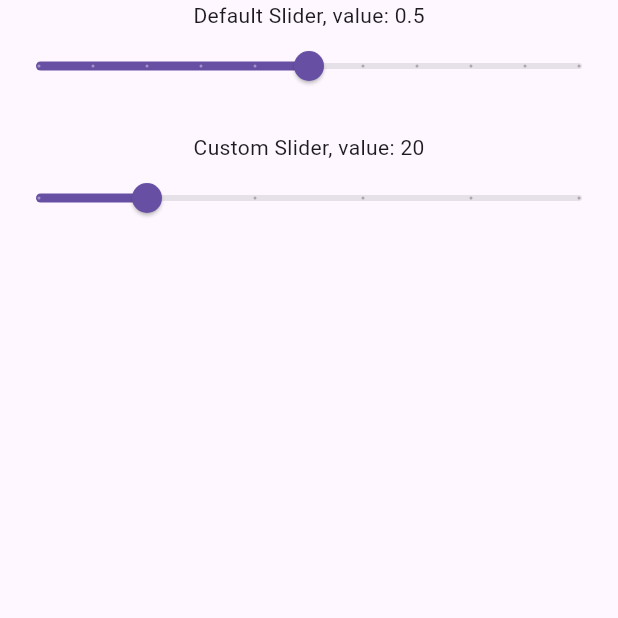
After one commit to thanawatjanhan/flutter_application, a Flutter app: the SliderDemo screen opened directly, on a phone screen of 412 x 824 dp, the top half of it. The commit adds this screen. Run offline on Flutter 3.47's test engine with Material 3 defaults, Android fonts, the phone set to English and light mode, and no system bars; network calls fail.

Commit message:
create cb_sw_demo, slider_demo, radio_demo, dropdown_demo and datepicker_demo

```diff
--- /dev/null
+++ b/lib/week07/dropdown_demo.dart
@@ -0,0 +1,39 @@
+import 'package:flutter/material.dart';
+
+class DropdownDemo extends StatefulWidget {
+  const DropdownDemo({super.key});
+
+  @override
+  State<DropdownDemo> createState() => _DropdownDemoState();
+}
+
+class _DropdownDemoState extends State<DropdownDemo> {
+  String dropValue = "red";
+
+  void updateDropdown(String? value) {
+    setState(() {
+      dropValue = value!;
+    });
+  }
+
+  @override
+  Widget build(BuildContext context) {
+    return Scaffold(
+      body: SafeArea(
+        child: Column(
+          children: [
+            DropdownButton(
+              value: dropValue,
+              items: [
+                DropdownMenuItem(value: "red", child: Text("Red")),
+                DropdownMenuItem(value: "green", child: Text("Green")),
+                DropdownMenuItem(value: "blue", child: Text("Blue")),
+              ],
+              onChanged: updateDropdown,
+            ),
+          ],
+        ),
+      ),
+    );
+  }
+}
--- /dev/null
+++ b/lib/week07/slider_demo.dart
@@ -0,0 +1,54 @@
+import 'package:flutter/material.dart';
+
+class SliderDemo extends StatefulWidget {
+  const SliderDemo({super.key});
+
+  @override
+  State<SliderDemo> createState() => _SliderDemoState();
+}
+
+class _SliderDemoState extends State<SliderDemo> {
+  double slider1 = 0.5;
+  double slider2 = 20;
+
+  void updateSlider1(double? value) {
+    setState(() {
+      slider1 = value!;
+    });
+  }
+
+  void updateSlider2(double? value) {
+    setState(() {
+      slider2 = value!;
+    });
+  }
+
+  @override
+  Widget build(BuildContext context) {
+    return Scaffold(
+      body: SafeArea(
+        child: Column(
+          children: [
+            Text("Default Slider, value: $slider1"),
+            Slider(
+              value: slider1,
+              divisions: 10,
+              label: slider1.toString(),
+              onChanged: updateSlider1,
+            ),
+            SizedBox(height: 20),
+            Text("Custom Slider, value: ${slider2.round()}"),
+            Slider(
+              min: 0,
+              max: 100,
+              value: slider2,
+              divisions: 5,
+              label: slider2.round().toString(),
+              onChanged: updateSlider2,
+            ),
+          ],
+        ),
+      ),
+    );
+  }
+}
```
Also changed, not shown: lib/main.dart (+9 -4 lines), lib/week07/cb_sw_demo.dart (added, +60 -0 lines), lib/week07/datepicker_demo.dart (added, +116 -0 lines), lib/week07/radio_demo.dart (added, +46 -0 lines).
